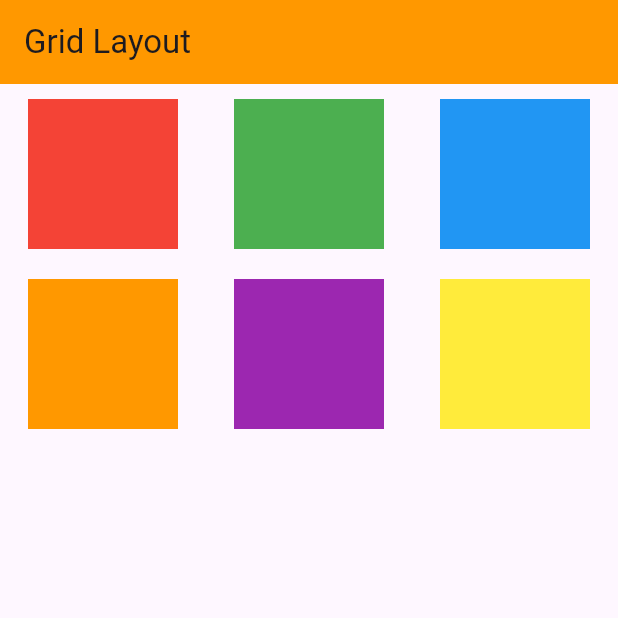
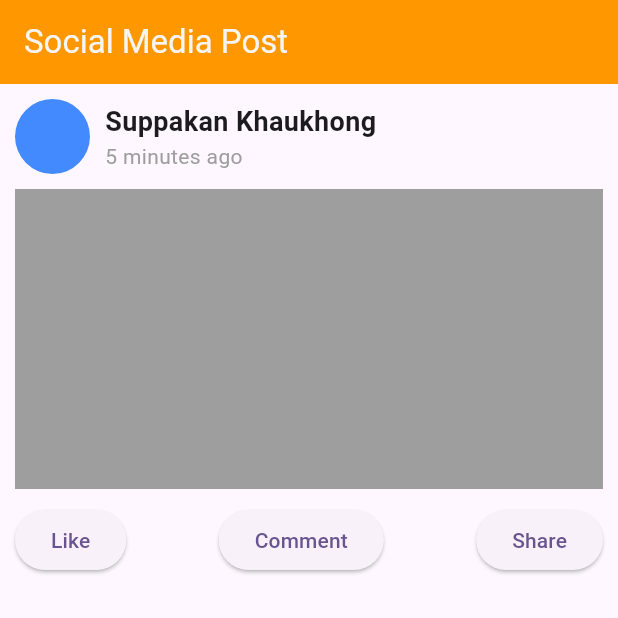
Before and after one commit to Suppakan01/mytestapp, a Flutter app: the screen it shows after launch, on a phone screen of 412 x 824 dp, the top half of it. Run offline on Flutter 3.47's test engine with Material 3 defaults, Android fonts, the phone set to English and light mode, and no system bars.

Commit message:
Wee3 Lab

```diff
--- a/lib/main.dart
+++ b/lib/main.dart
@@ -1,5 +1,6 @@
 import 'package:flutter/material.dart';
 import 'package:mytestapp/page_answer/answer1.dart';
+import 'package:mytestapp/page_answer/answer2.dart';
 //import 'package:mytestapp/page_navigator/first_page.dart';
 //import 'package:mytestapp/my_stateful_widget.dart';
 
@@ -20,7 +21,7 @@ class MyApp extends StatelessWidget {
         colorScheme: ColorScheme.fromSeed(seedColor: Colors.deepPurple),
         useMaterial3: true,
       ),
-      home: const Answer1(),
+      home: const Answer2(),
     );
   }
 }
--- /dev/null
+++ b/lib/page_answer/answer2.dart
@@ -0,0 +1,69 @@
+import 'package:flutter/material.dart';
+
+class Answer2 extends StatelessWidget {
+  const Answer2({super.key});
+
+  @override
+  Widget build(BuildContext context) {
+    return Scaffold(
+      appBar: AppBar(
+        title: const Text(
+          "Social Media Post",
+          style: TextStyle(
+            color: Color.fromARGB(255, 245, 245, 245),
+          ),
+        ),
+        backgroundColor: Colors.orange,
+      ),
+      body: Container(
+        padding: const EdgeInsets.all(10),
+        child: Column(
+          children: [
+            Row(
+              children: [
+                Container(
+                  width: 50,
+                  height: 50,
+                  decoration: const BoxDecoration(
+                      color: Colors.blueAccent, shape: BoxShape.circle),
+                ),
+                const SizedBox(
+                  width: 10,
+                ),
+                const Column(
+                  crossAxisAlignment: CrossAxisAlignment.start,
+                  children: [
+                    Text(
+                      "Suppakan Khaukhong",
+                      style:
+                          TextStyle(fontSize: 18, fontWeight: FontWeight.bold),
+                    ),
+                    Text(
+                      "5 minutes ago",
+                      style: TextStyle(color: Colors.grey),
+                    ),
+                  ],
+                ),
+              ],
+            ),
+            const SizedBox(height: 10),
+            Container(
+              height: 200,
+              width: double.infinity,
+              color: Colors.grey,
+            ),
+            const SizedBox(height: 10),
+            Row(
+              mainAxisAlignment: MainAxisAlignment.spaceBetween,
+              children: [
+                ElevatedButton(onPressed: () {}, child: const Text("Like")),
+                ElevatedButton(onPressed: () {}, child: const Text("Comment")),
+                ElevatedButton(onPressed: () {}, child: const Text("Share")),
+              ],
+            ),
+          ],
+        ),
+      ),
+    );
+  }
+}
```
